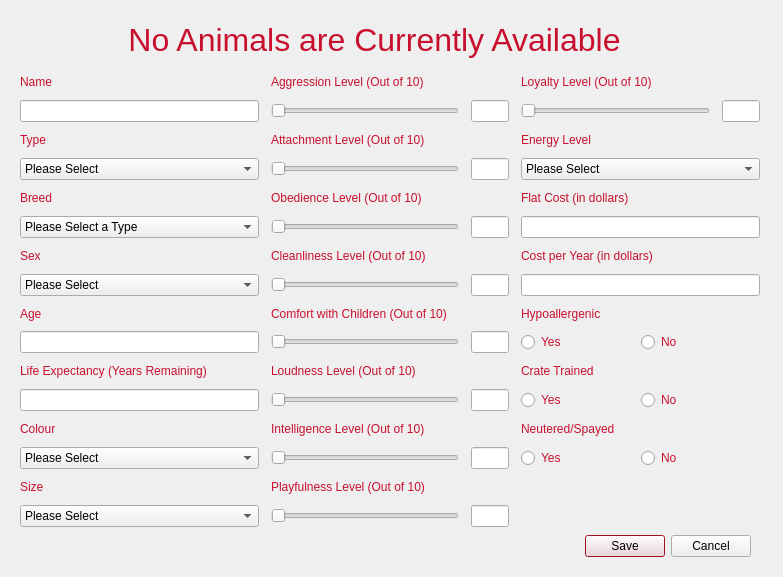
First picture: the form in cuACS/editanimal.ui, repository cameronhawtin/Animal-Farm-cuACS, before the edit.
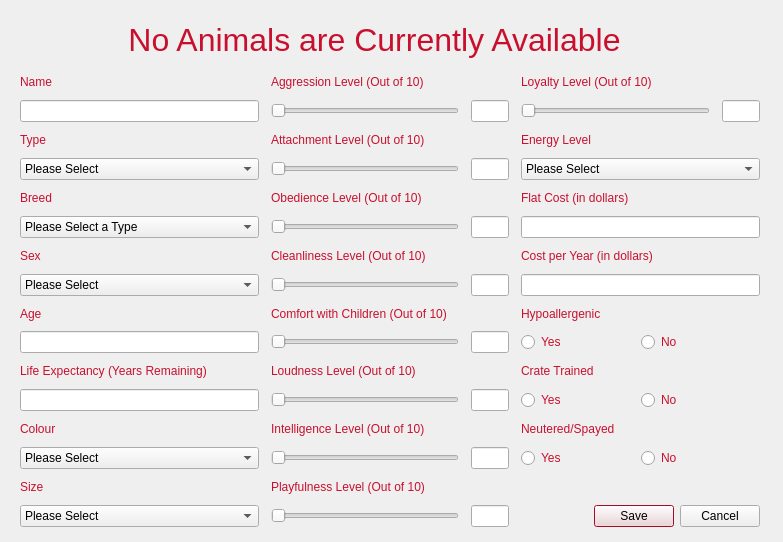
Second picture: the form after the edit.

Diff of the .ui file:
```diff
--- a/cuACS/editanimal.ui
+++ b/cuACS/editanimal.ui
@@ -7,7 +7,7 @@
     <x>0</x>
     <y>0</y>
     <width>783</width>
-    <height>577</height>
+    <height>542</height>
    </rect>
   </property>
   <property name="palette">
@@ -913,20 +913,11 @@
       </property>
      </widget>
     </item>
-   </layout>
-  </widget>
+    <item row="15" column="2">
   <widget class="QDialogButtonBox" name="buttonBox">
    <property name="enabled">
     <bool>true</bool>
    </property>
-   <property name="geometry">
-    <rect>
-     <x>410</x>
-     <y>530</y>
-     <width>341</width>
-     <height>32</height>
-    </rect>
-   </property>
    <property name="orientation">
     <enum>Qt::Horizontal</enum>
    </property>
@@ -934,6 +925,9 @@
     <set>QDialogButtonBox::Cancel|QDialogButtonBox::Save</set>
    </property>
   </widget>
+    </item>
+   </layout>
+  </widget>
   <widget class="QLabel" name="titleLabel">
    <property name="geometry">
     <rect>
```
Left out of the diff: 2 changed lines with no effect on the pictures. Lines whose indentation alone changed are shown as unchanged.
